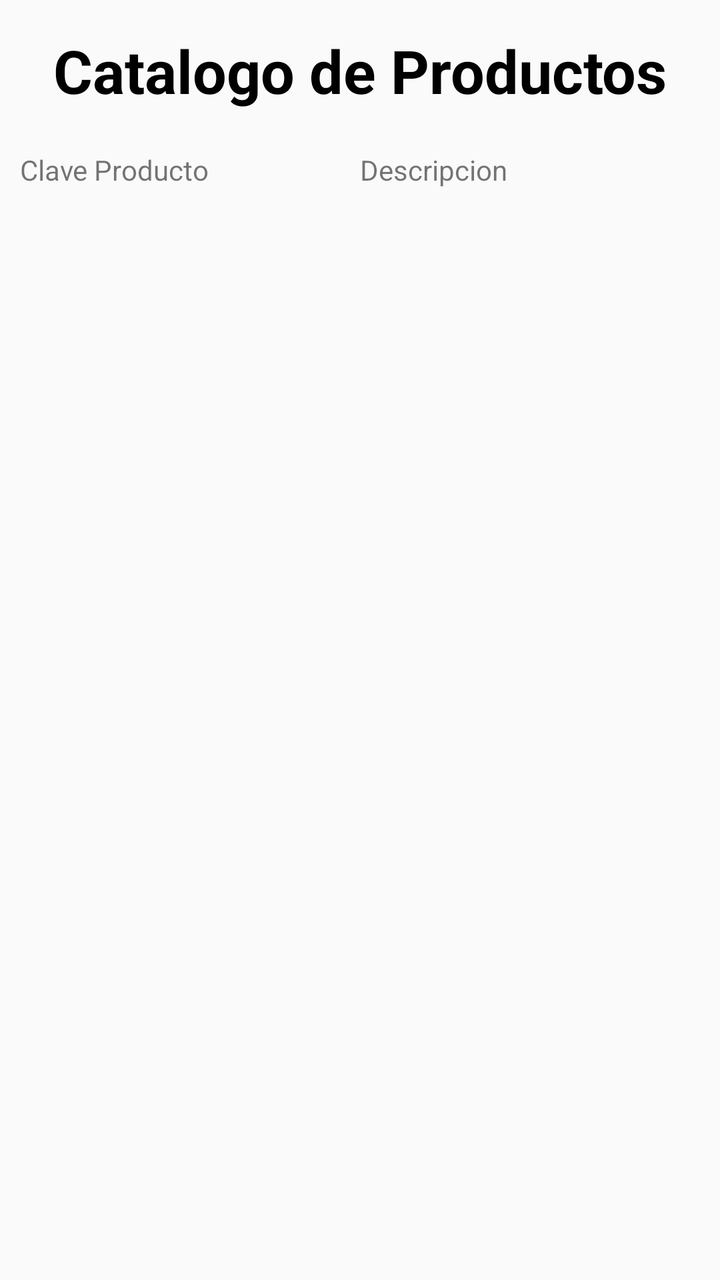
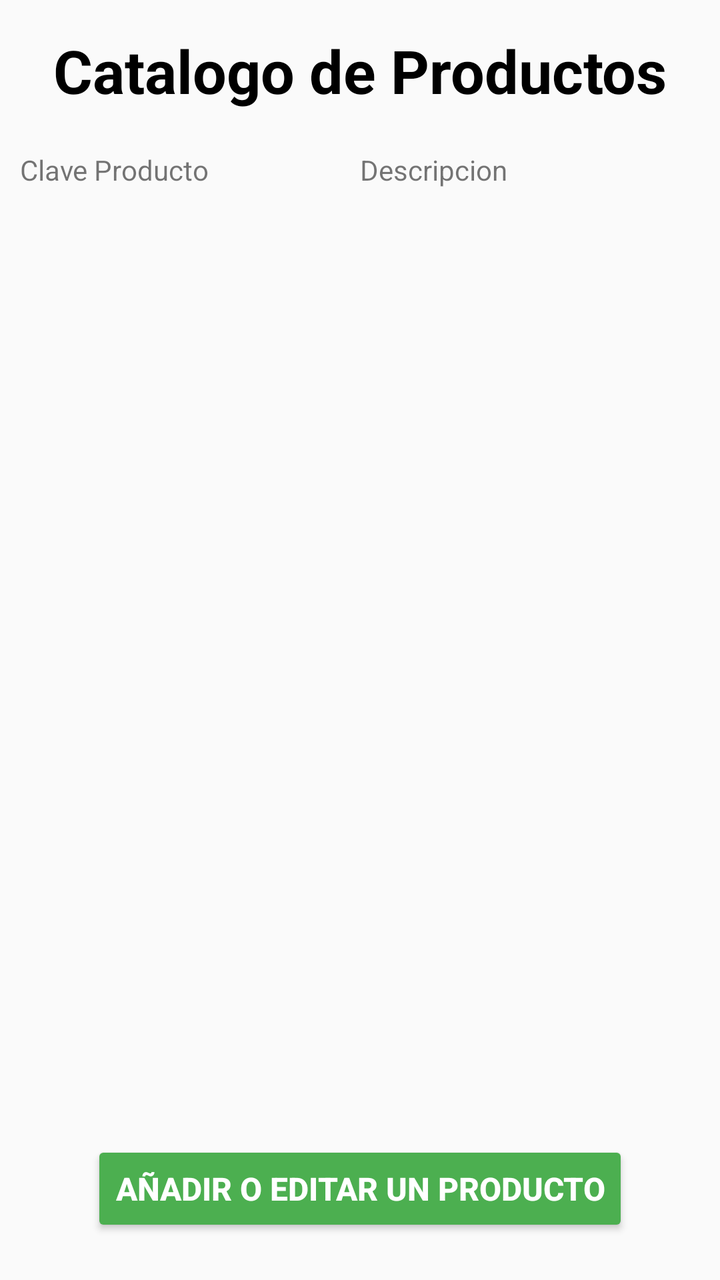

Screens rendered from an Android XML layout before and after an edit, with the pre-edit source and the edit as a unified diff.
<!-- AndroidManifest.xml: application theme Theme.Etiquetas -->
<!-- res/layout/fragment_select_productos.xml -->
<?xml version="1.0" encoding="utf-8"?>
<LinearLayout xmlns:android="http://schemas.android.com/apk/res/android"
    xmlns:app="http://schemas.android.com/apk/res-auto"
    xmlns:tools="http://schemas.android.com/tools"
    android:id="@+id/productosMain"
    android:layout_width="match_parent"
    android:layout_height="match_parent"
    android:gravity="center_horizontal"
    android:orientation="vertical"
    tools:context=".SelectProductos"
    android:fitsSystemWindows="true">

    <TextView
        android:id="@+id/title"
        android:layout_width="match_parent"
        android:layout_height="wrap_content"
        android:layout_marginHorizontal="10dp"
        android:layout_marginTop="15dp"
        android:text="@string/catalogo_de_productos"
        android:textAlignment="center"
        android:textColor="@color/black"
        android:textSize="30sp"
        android:textStyle="bold" />

    <ScrollView
        android:layout_width="match_parent"
        android:layout_height="600dp">

        <TableLayout
            android:id="@+id/tableLayout"
            android:layout_width="match_parent"
            android:layout_height="wrap_content"
            android:layout_marginTop="10dp"
            android:padding="10dp">

            <TableRow>
                <TextView
                    android:layout_width="0dp"
                    android:layout_height="wrap_content"
                    android:layout_weight="1"
                    android:text="Clave Producto" />

                <TextView
                    android:layout_width="0dp"
                    android:layout_height="wrap_content"
                    android:layout_weight="1"
                    android:text="Descripcion" />
            </TableRow>

        </TableLayout>
    </ScrollView>

    <Button
        android:id="@+id/addProduct"
        android:layout_width="wrap_content"
        android:layout_height="wrap_content"
        android:text="Añadir o editar un Producto"
        android:backgroundTint="@color/green"
        android:textColor="@color/white"
        android:textStyle="bold"
        android:textSize="16sp"
        android:layout_marginTop="15dp"/>

</LinearLayout>
<!-- resources referenced by this layout -->
<resources>
  <color name="black">#FF000000</color>
  <color name="green">#4CAF50</color>
  <color name="white">#FFFFFFFF</color>
  <string name="catalogo_de_productos">Catalogo de Productos</string>
  <style name="Theme.Etiquetas" parent="Theme.AppCompat.Light.NoActionBar" />
</resources>

<!-- the commit's change to res/layout/fragment_select_productos.xml (unified diff, before → after) -->
@@ -8,7 +8,8 @@
     android:gravity="center_horizontal"
     android:orientation="vertical"
     tools:context=".SelectProductos"
-    android:fitsSystemWindows="true">
+    android:fitsSystemWindows="true"
+    android:layout_marginHorizontal="10dp">
 
     <TextView
         android:id="@+id/title"
@@ -24,7 +25,7 @@
 
     <ScrollView
         android:layout_width="match_parent"
-        android:layout_height="600dp">
+        android:layout_height="500dp">
 
         <TableLayout
             android:id="@+id/tableLayout"
